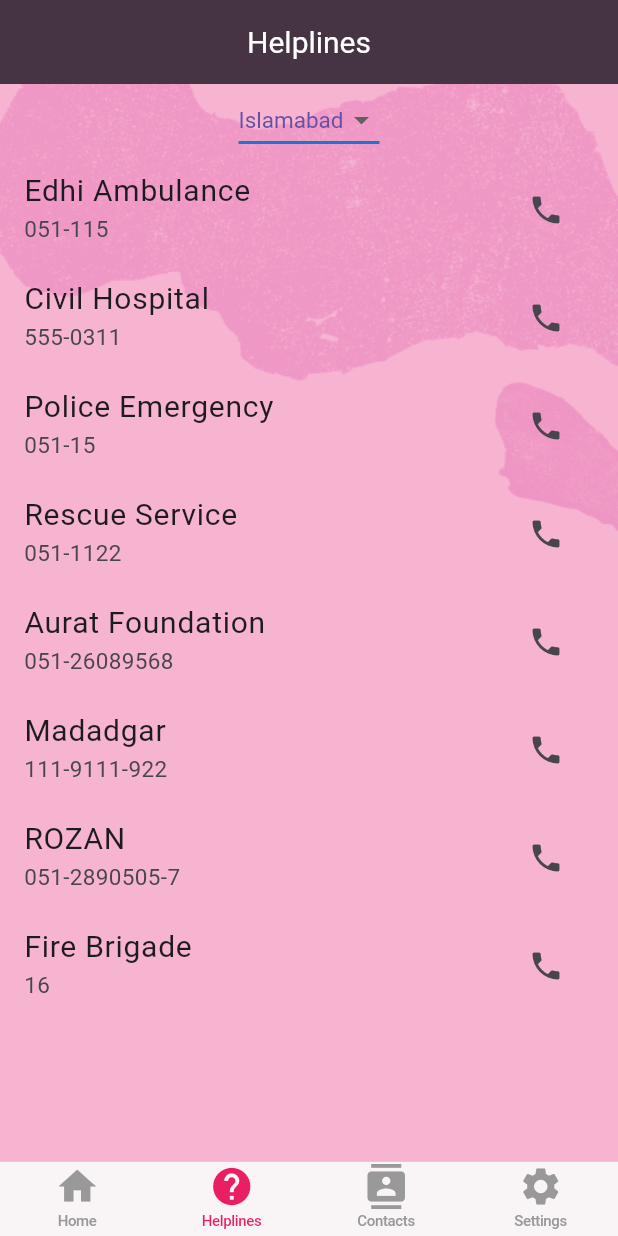
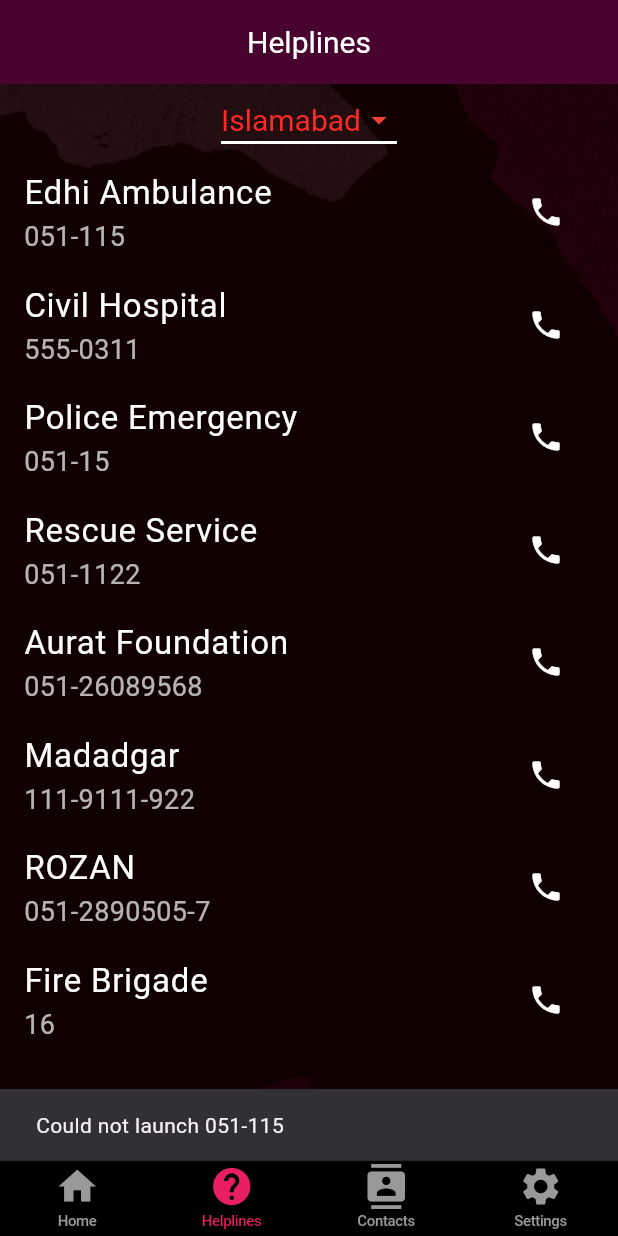
Before and after one commit to hmzza/safeguardher_fyp, a Flutter app: the MainScreen screen opened by its route, item 2 of the bottom bar chosen, after a tap on the "phone" icon, on a phone screen of 412 x 824 dp. Run offline on Flutter 3.47's test engine with Material 3 defaults, Android fonts, the phone set to English and light mode, and no system bars; our stand-ins replace carousel_slider, contacts_service, geolocator, image_picker, just_audio and 3 more; missing offline and left inert: audio_session, dart:ffi, flutter_sound, flutter_sound_platform_interface, telephony; accounts and stored records are empty.

Commit message:
home page completed, helplines done

```diff
--- a/lib/CallPage.dart
+++ b/lib/CallPage.dart
@@ -40,7 +40,7 @@
   void playAudio() async {
     try {
       // Set the audio source
-      final duration = await player.setUrl("asset:assets/Audio/mavra.mp3");
+      // final duration = await player.setUrl("asset:assets/Audio/mavra.mp3");
 
       // Set audio output to earpiece when starting audio
       //await player.setAudioOutput(AudioOutput.earpiece);
--- a/lib/helplines.dart
+++ b/lib/helplines.dart
@@ -3,7 +3,7 @@
 import 'package:url_launcher/url_launcher.dart';
 
 class HelpLines extends StatefulWidget {
-  const HelpLines({super.key});
+  const HelpLines({Key? key}) : super(key: key);
 
   @override
   State<HelpLines> createState() => _HelpLinesState();
@@ -12,8 +12,9 @@
 class _HelpLinesState extends State<HelpLines> {
   String selectedCity = 'Islamabad'; // Default value for the dropdown
 
-  // Dummy data for the list of helplines
-  final List<Map<String, String>> helplines = [
+  // Dummy data for the list of helplines by city
+  final Map<String, List<Map<String, String>>> cityHelplines = {
+    'Islamabad': [
       {'name': 'Edhi Ambulance', 'number': '051-115'},
       {'name': 'Civil Hospital', 'number': '555-0311'},
       {'name': 'Police Emergency', 'number': '051-15'},
@@ -22,8 +23,36 @@
       {'name': 'Madadgar', 'number': '111-9111-922'},
       {'name': 'ROZAN', 'number': '051-2890505-7'},
       {'name': 'Fire Brigade', 'number': '16'},
-    // Add more helpline data here...
-  ];
+      // Add more Islamabad helpline data here...
+    ],
+    'Karachi': [
+      {'name': 'Edhi Ambulance', 'number': '021-115'},
+      {'name': 'Aga Khan Hospital', 'number': '021-3493 0051'},
+      // Add more Karachi helpline data here...
+    ],
+    'Lahore': [
+      // Add Lahore helpline data here...
+      {'name': 'Edhi Ambulance', 'number': '042-115'},
+      {'name': 'Jinnah Hospital', 'number': '042-35928231'},
+      // Add more Lahore helpline data here...
+    ],
+    'Peshawar': [
+      // Add Peshawar helpline data here...
+      {'name': 'Edhi Ambulance', 'number': '091-115'},
+      {'name': 'Khyber Teaching Hospital', 'number': '091-9217140-47'},
+      // Add more Peshawar helpline data here...
+    ],
+    // Add more cities and their helplines here...
+  };
+
+  // This will be the list of helplines shown in the UI
+  List<Map<String, String>> currentHelplines = [];
+
+  @override
+  void initState() {
+    super.initState();
+    currentHelplines = cityHelplines[selectedCity] ?? [];
+  }
 
   Future<void> _makePhoneCall(String phoneNumber) async {
     final Uri launchUri = Uri(
@@ -33,44 +62,46 @@
     if (await canLaunchUrl(launchUri)) {
       await launchUrl(launchUri);
     } else {
-      throw 'Could not launch $launchUri';
+      ScaffoldMessenger.of(context).showSnackBar(
+        SnackBar(content: Text('Could not launch $phoneNumber')),
+      );
     }
   }
 
+  void _onCityChanged(String? newValue) {
+    if (newValue != null) {
+      setState(() {
+        selectedCity = newValue;
+        currentHelplines = cityHelplines[selectedCity] ?? [];
+      });
+    }
+  }
 
   @override
   Widget build(BuildContext context) {
     return Scaffold(
       appBar: CustomAppBar(titleText: 'Helplines'),
-      body: Stack(
-        children: <Widget>[
-          Container(
+      body: Container(
         decoration: BoxDecoration(
           image: DecorationImage(
-                image: AssetImage('assets/images/lightPinkBG.png'),
+            image: AssetImage('assets/images/darkestmaroon.png'),
             fit: BoxFit.cover,
           ),
         ),
-          ),
-          Column(
+        child: Column(
           children: [
             DropdownButton<String>(
               value: selectedCity,
-                icon: const Icon(Icons.arrow_drop_down),
+              icon: Icon(Icons.arrow_drop_down, color: Colors.red),
               iconSize: 24,
-                elevation: 26,
-                style: TextStyle(color: Theme.of(context).primaryColor, fontSize: 15),
+              elevation: 16,
+              style: TextStyle(color: Color(0xFFFF2929), fontSize: 20),
               underline: Container(
                 height: 2,
-                  color: Theme.of(context).primaryColorDark,
+                color: Colors.white,
               ),
-                onChanged: (String? newValue) {
-                  setState(() {
-                    selectedCity = newValue!;
-                  });
-                },
-                items: <String>['Islamabad', 'Karachi', 'Lahore', 'Peshawar']
-                    .map<DropdownMenuItem<String>>((String value) {
+              onChanged: _onCityChanged,
+              items: cityHelplines.keys.map<DropdownMenuItem<String>>((String value) {
                 return DropdownMenuItem<String>(
                   value: value,
                   child: Text(value),
@@ -79,22 +110,27 @@
             ),
             Expanded(
               child: ListView.builder(
-                  itemCount: helplines.length,
+                itemCount: currentHelplines.length,
                 itemBuilder: (context, index) {
+                  final helpline = currentHelplines[index];
                   return ListTile(
-                      title: Text(helplines[index]['name']!, style: TextStyle(
-                        fontSize: 20
+                    title: Text(
+                      helpline['name'] ?? '',
+                      style: TextStyle(
+                        color: Colors.white,
+                        fontSize: 22,
                       ),
                     ),
-
-                      subtitle: Text(helplines[index]['number']!, style: TextStyle(
-                          fontSize: 15
-                      )),
+                    subtitle: Text(
+                      helpline['number'] ?? '',
+                      style: TextStyle(
+                        color: Colors.white.withOpacity(0.7),
+                        fontSize: 18,
+                      ),
+                    ),
                     trailing: IconButton(
-                        icon: Icon(Icons.phone),
-                        onPressed: () {
-                          _makePhoneCall(helplines[index]['number']!);
-                        },
+                      icon: Icon(Icons.phone, color: Colors.white),
+                      onPressed: () => _makePhoneCall(helpline['number'] ?? ''),
                     ),
                   );
                 },
@@ -102,9 +138,7 @@
             ),
           ],
         ),
-        ],
       ),
-      // You would also add your bottom navigation bar here
     );
   }
 }
--- a/lib/home_page.dart
+++ b/lib/home_page.dart
@@ -1,5 +1,6 @@
 import 'package:flutter/material.dart';
 import 'package:safeguardher/SOSGeneration.dart';
+import 'package:safeguardher/fakecall.dart';
 import 'package:safeguardher/fakecall_mainpage.dart';
 import 'package:safeguardher/threatDetection_mainPage.dart';
 import 'package:safeguardher/utils/carousel_cards.dart';
@@ -16,114 +17,111 @@
   @override
   Widget build(BuildContext context) {
     return Scaffold(
-      appBar: CustomAppBar(titleText: 'Hi Saba!'),
+      appBar: CustomAppBar(titleText: 'SafeGuardHER'),
       body: Stack(
         children: [
           Container(
             decoration: BoxDecoration(
               image: DecorationImage(
-                image: AssetImage('assets/images/backgroundlogin.png'),
+                image: AssetImage('assets/images/darkestmaroon.png'),
                 fit: BoxFit.cover,
               ),
             ),
           ),
-          Column(
+          ListView(
             children: <Widget>[
-              Row(
-                children: [
-                  Flexible(
-                    flex: 2, // Adjust flex factor for carousel height
-                    child: CarouselCards(),
+              SizedBox(height: 40),
+              CarouselCards(),
+              SizedBox(height: 40),
+              featureCard(
+                label: 'Threat Detection',
+                description: 'Monitor and alert in real-time', // Example description
+                onTap: () => Navigator.of(context).push(
+                  MaterialPageRoute(builder: (context) => AudioRecorderUploader()),
                 ),
-                ],
+                icon: Icons.security,
               ),
-              Row(
-                crossAxisAlignment: CrossAxisAlignment.center,
-                mainAxisAlignment: MainAxisAlignment.center,
-                children: [
-                  featureItem(
-                    context: context,
-                    image: 'assets/images/threatdetection.png',
-                    label: 'Threat Detection',
-                    onTap: () =>
-                        Navigator.of(context).push(
-                          MaterialPageRoute(
-                              builder: (context) =>
-                                  AudioRecorderUploader()),
-                        ),
-                    height: 210,
-                    width: 230
-                    // flex: 3, // Larger flex factor for "Threat Detection"
-                  ),
-                ],
-              ),
-              Row(
-                crossAxisAlignment: CrossAxisAlignment.center,
-                mainAxisAlignment: MainAxisAlignment.center,
-                children: [
-                  featureItem(
-                    context: context,
-                    image: 'assets/images/fakecall.png',
+              featureCard(
                 label: 'Fake Call',
+                description: 'Simulate calls to avoid danger', // Example description
                 onTap: () => Navigator.of(context).push(
                   MaterialPageRoute(builder: (context) => fakecallmainpage()),
                 ),
-                    // flex: 3,
+                icon: Icons.phone_in_talk,
               ),
-                  featureItem(
-                    context: context,
-                    image: 'assets/images/sos.png',
+              featureCard(
                 label: 'SOS Alert',
+                description: 'Send your location to contacts', // Example description
                 onTap: () => Navigator.of(context).push(
                   MaterialPageRoute(builder: (context) => SOSGeneration()),
                 ),
+                icon: Icons.add_alert,
               ),
+
             ],
           ),
-            ],
-          ),
+
         ],
       ),
     );
   }
 
-  Widget featureItem({
-    required BuildContext context,
-    required String image,
+  Widget featureCard({
     required String label,
+    required String description,
     required VoidCallback onTap,
-    double height = 200,
-    double width = 200,
-    int flex = 1, // Default flex is 1
+    required IconData icon,
   }) {
-    return InkWell(
+    return GestureDetector(
       onTap: onTap,
       child: Container(
-        height: height,
-        width: width,
-        child: Column(
+        margin: EdgeInsets.all(10.0),
+        padding: EdgeInsets.symmetric(vertical: 20.0, horizontal: 16.0),
+        decoration: BoxDecoration(
+          gradient: LinearGradient(
+            colors: [Colors.pink.shade600, Color(0xFF7D1DCC)],
+            begin: Alignment.centerLeft,
+            end: Alignment.centerRight,
+          ),
+          borderRadius: BorderRadius.circular(10.0),
+          boxShadow: [
+            BoxShadow(
+              color: Colors.black26,
+              offset: Offset(0, 2),
+              blurRadius: 6.0,
+            ),
+          ],
+        ),
+        child: Row(
           children: <Widget>[
             Expanded(
-              flex: flex, // Use the flex factor to control size
-              child: Container(
-                width: double.infinity, // Container should fill the width
-                decoration: BoxDecoration(
-                  image: DecorationImage(
-                    image: AssetImage(image),
-                    fit: BoxFit.cover,
-                  ),
-                  borderRadius: BorderRadius.circular(12),
-                ),
+              child: Column(
+                crossAxisAlignment: CrossAxisAlignment.start,
+                children: [
+                  Text(
+                    label,
+                    style: TextStyle(
+                      fontFamily: 'Open Sans', // Set the font family to Open Sans
+                      fontWeight: FontWeight.bold,
+                      fontSize: 22,
+                      color: Colors.white,
                     ),
                   ),
                   Text(
-              label,
-              textAlign: TextAlign.center,
+                    description,
                     style: TextStyle(
-                fontSize: 18,
-                color: Colors.white,
-                fontWeight: FontWeight.bold,
+                      fontFamily: 'Open Sans', // Set the font family to Open Sans
+                      fontSize: 16,
+                      color: Colors.white.withOpacity(0.9), // Slightly transparent white
                     ),
+                  ),
+                ],
+              ),
+            ),
+            Icon(
+              icon,
+              color: Colors.white.withOpacity(0.9), // Reduced transparency of the icon
+              size: 40,
             ),
           ],
         ),
--- a/lib/utils/carousel_cards.dart
+++ b/lib/utils/carousel_cards.dart
@@ -16,7 +16,7 @@
     return CarouselSlider(
       options: CarouselOptions(
         autoPlay: true,
-        autoPlayInterval: Duration(seconds: 5),
+        autoPlayInterval: Duration(seconds: 3),
         enlargeCenterPage: true,
         viewportFraction: 0.8, // Adjust viewport fraction to less than 1
         aspectRatio: 1.5,
--- a/lib/utils/custom_app_bar.dart
+++ b/lib/utils/custom_app_bar.dart
@@ -24,7 +24,7 @@
           )
         ],
       ),
-      backgroundColor: Color(0xff463344), // Customize your AppBar theme here
+      backgroundColor: Color(0xff48032f), // Customize your AppBar theme here
       elevation: 0,
     );
   }
--- a/lib/utils/mainScreen.dart
+++ b/lib/utils/mainScreen.dart
@@ -27,6 +27,7 @@
           BottomNavigationBarItem(icon: Icon(Icons.settings), label: 'Settings'),
           ],
           activeColor: Colors.pink,
+          backgroundColor: Colors.black, // Set the background color to black
         ),
         tabBuilder: (context, index){
           switch(index){
--- a/pubspec.yaml
+++ b/pubspec.yaml
@@ -62,6 +62,7 @@
   page_transition: ^2.1.0
   photo_view: ^0.14.0
 
+
 dev_dependencies:
   flutter_test:
     sdk: flutter
@@ -99,6 +100,7 @@
     - assets/images/c.png
     - assets/images/d.png
     - assets/images/e.png
+    - assets/images/darkmaroon.png
   #   - images/a_dot_ham.jpeg
 
   # An image asset can refer to one or more resolution-specific "variants", see
```
Also changed, not shown: assets/images/blackbg.png (added), assets/images/darkestmaroon.png (added), assets/images/darkmaroon.png (added). Lines whose indentation alone changed are shown as unchanged.
